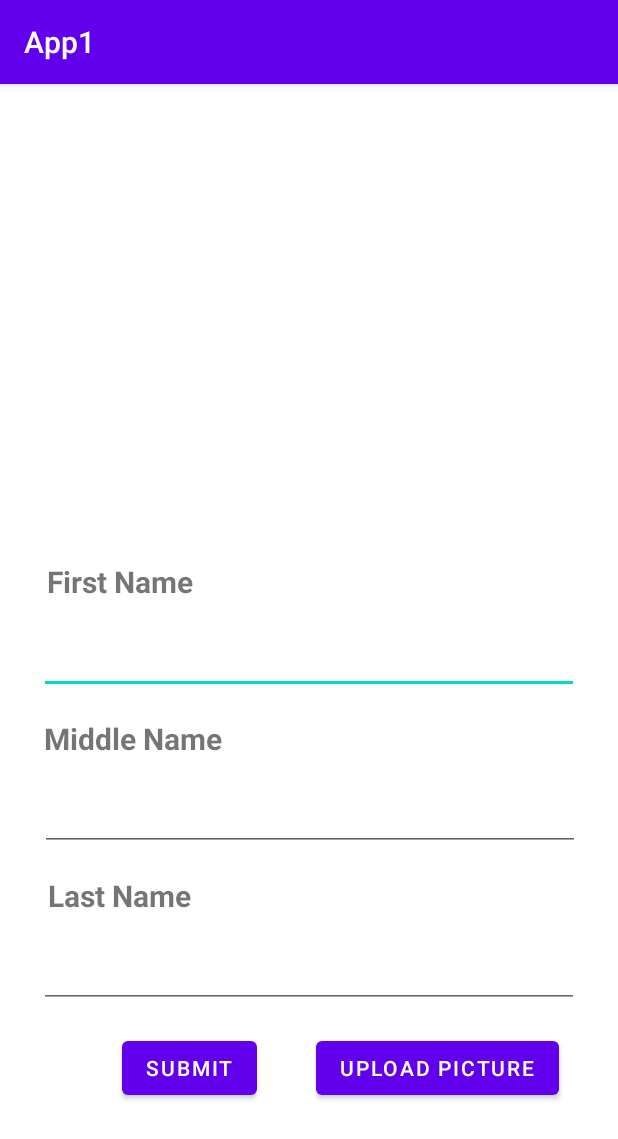
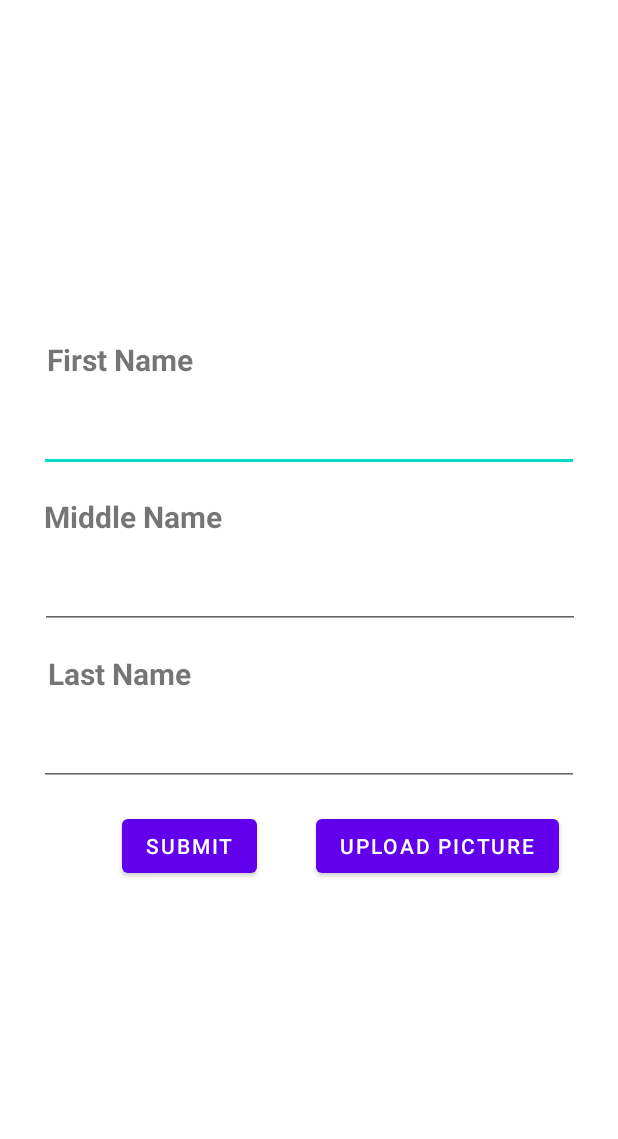
Before and after one commit to FouL06/CS4530-mobile-app-development, an Android app: the screen it shows after launch (MainActivity), on a phone screen of 412 x 824 dp. Shown: the top 1139 px of the screen. Run offline under Robolectric (Android 15) with nearby library versions, the phone set to English and light mode, and no system bars.

Commit message:
updated ui for better viewing in landscape mode

```diff
--- a/App1/app/src/main/res/layout/activity_display.xml
+++ b/App1/app/src/main/res/layout/activity_display.xml
@@ -14,6 +14,7 @@
         android:text=""
         android:textSize="24sp"
         android:textStyle="bold"
+        android:translationY="50dp"
         app:layout_constraintBottom_toBottomOf="parent"
         app:layout_constraintEnd_toStartOf="@+id/tv_LastNameSet"
         app:layout_constraintStart_toStartOf="parent"
@@ -26,6 +27,7 @@
         android:text=""
         android:textSize="24sp"
         android:textStyle="bold"
+        android:translationY="50dp"
         app:layout_constraintBottom_toBottomOf="parent"
         app:layout_constraintEnd_toEndOf="parent"
         app:layout_constraintStart_toEndOf="@+id/tv_FirstNameSet"
@@ -38,6 +40,7 @@
         android:text="Logged In!"
         android:textSize="20sp"
         android:textStyle="bold"
+        android:translationY="50dp"
         app:layout_constraintBottom_toTopOf="@+id/btn_Edit"
         app:layout_constraintEnd_toEndOf="parent"
         app:layout_constraintStart_toStartOf="parent"
@@ -47,6 +50,7 @@
         android:id="@+id/img_Profile"
         android:layout_width="200dp"
         android:layout_height="200dp"
+        android:translationY="50dp"
         app:layout_constraintBottom_toTopOf="@+id/tv_FirstNameSet"
         app:layout_constraintEnd_toEndOf="parent"
         app:layout_constraintStart_toStartOf="parent"
@@ -58,6 +62,7 @@
         android:layout_width="wrap_content"
         android:layout_height="wrap_content"
         android:text="Edit"
+        android:translationY="50dp"
         app:layout_constraintBottom_toBottomOf="parent"
         app:layout_constraintEnd_toEndOf="parent"
         app:layout_constraintStart_toStartOf="parent"
--- a/App1/app/src/main/res/layout/activity_main.xml
+++ b/App1/app/src/main/res/layout/activity_main.xml
@@ -14,6 +14,7 @@
         android:text="First Name"
         android:textSize="20sp"
         android:textStyle="bold"
+        android:translationY="-120dp"
         app:layout_constraintBottom_toTopOf="@+id/et_FirstName"
         app:layout_constraintEnd_toEndOf="parent"
         app:layout_constraintHorizontal_bias="0.1"
@@ -25,6 +26,7 @@
         android:id="@+id/et_FirstName"
         android:layout_width="360dp"
         android:layout_height="wrap_content"
+        android:translationY="-120dp"
         app:layout_constraintBottom_toBottomOf="parent"
         app:layout_constraintEnd_toEndOf="parent"
         app:layout_constraintStart_toStartOf="parent"
@@ -38,6 +40,7 @@
         android:text="Middle Name"
         android:textSize="20sp"
         android:textStyle="bold"
+        android:translationY="-120dp"
         app:layout_constraintBottom_toTopOf="@+id/et_MiddleName"
         app:layout_constraintEnd_toEndOf="parent"
         app:layout_constraintHorizontal_bias=".1"
@@ -49,6 +52,7 @@
         android:layout_width="360dp"
         android:layout_height="wrap_content"
         android:layout_marginTop="16dp"
+        android:translationY="-120dp"
         app:layout_constraintBottom_toTopOf="@+id/tv_LastNameText"
         app:layout_constraintEnd_toEndOf="parent"
         app:layout_constraintHorizontal_bias="0.509"
@@ -63,6 +67,7 @@
         android:text="Last Name"
         android:textSize="20sp"
         android:textStyle="bold"
+        android:translationY="-120dp"
         app:layout_constraintBottom_toTopOf="@+id/et_LastName"
         app:layout_constraintEnd_toEndOf="parent"
         app:layout_constraintHorizontal_bias=".1"
@@ -74,6 +79,7 @@
         android:layout_width="360dp"
         android:layout_height="wrap_content"
         android:layout_marginTop="16dp"
+        android:translationY="-120dp"
         app:layout_constraintEnd_toEndOf="parent"
         app:layout_constraintStart_toStartOf="parent"
         app:layout_constraintTop_toBottomOf="@+id/tv_LastNameText" />
@@ -84,6 +90,7 @@
         android:layout_height="48dp"
         android:layout_marginTop="16dp"
         android:text="Submit"
+        android:translationY="-120dp"
         app:layout_constraintBottom_toBottomOf="parent"
         app:layout_constraintEnd_toEndOf="parent"
         app:layout_constraintHorizontal_bias="0.253"
@@ -97,6 +104,7 @@
         android:layout_height="48dp"
         android:layout_marginTop="16dp"
         android:text="Upload Picture"
+        android:translationY="-120dp"
         app:layout_constraintBottom_toBottomOf="parent"
         app:layout_constraintEnd_toEndOf="parent"
         app:layout_constraintStart_toEndOf="@+id/btn_Submit"
--- a/App1/app/src/main/res/values/themes.xml
+++ b/App1/app/src/main/res/values/themes.xml
@@ -1,6 +1,6 @@
 <resources xmlns:tools="http://schemas.android.com/tools">
     <!-- Base application theme. -->
-    <style name="Theme.App1" parent="Theme.MaterialComponents.DayNight.DarkActionBar">
+    <style name="Theme.App1" parent="Theme.MaterialComponents.DayNight.NoActionBar">
         <!-- Primary brand color. -->
         <item name="colorPrimary">@color/purple_500</item>
         <item name="colorPrimaryVariant">@color/purple_700</item>
```
